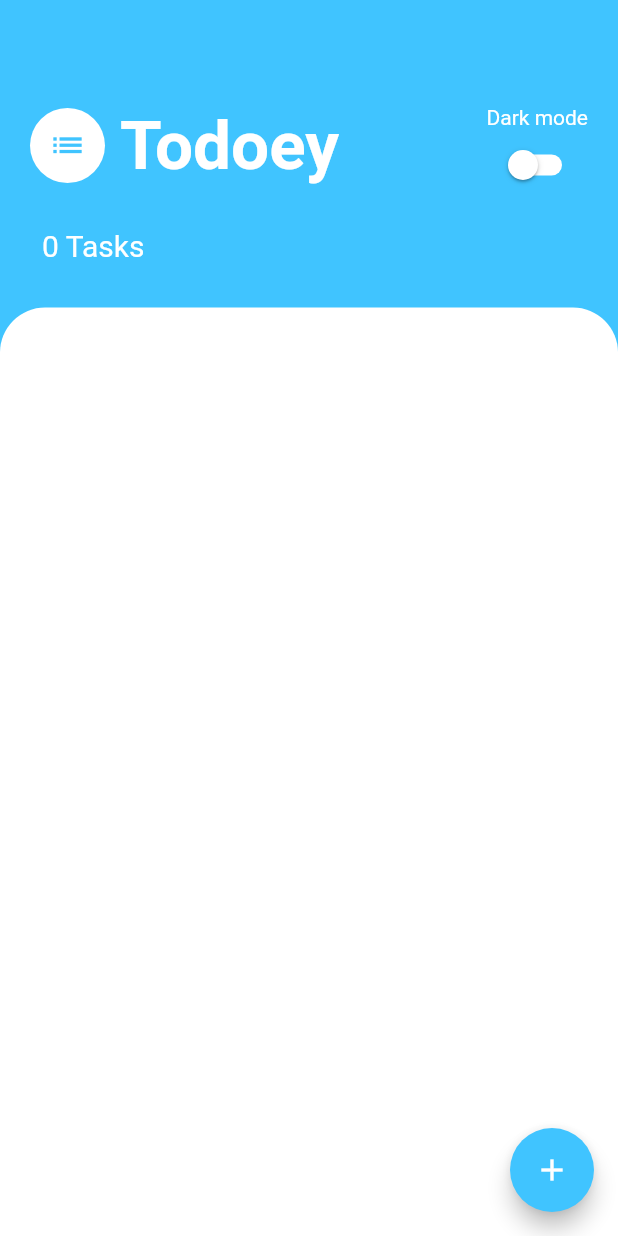
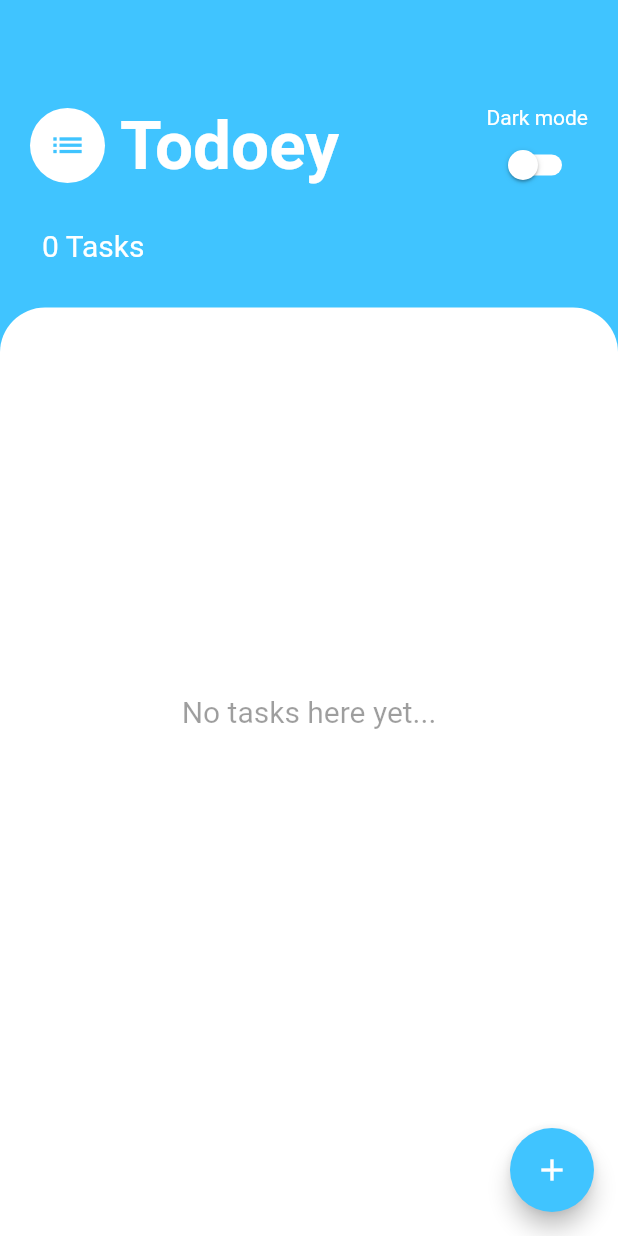
Before and after one commit to Fiyiin/todoey, a Flutter app: the screen it shows after launch, on a phone screen of 412 x 824 dp. Run offline on Flutter 3.47's test engine with Material 2 defaults, Android fonts, the phone set to English and light mode, and no system bars; our stand-ins replace shared_preferences, sqflite; accounts and stored records are empty.

Commit message:
Add message for empty tasks list

```diff
--- a/lib/screens/tasks_screen.dart
+++ b/lib/screens/tasks_screen.dart
@@ -51,7 +51,7 @@ class TasksScreen extends StatelessWidget {
                       ),
                     ),
                     Padding(
-                      padding: const EdgeInsets.only(top:10.0),
+                      padding: const EdgeInsets.only(top: 10.0),
                       child: Column(
                         children: <Widget>[
                           Text(
@@ -84,13 +84,13 @@ class TasksScreen extends StatelessWidget {
                     future: Provider.of<TaskData>(context).taskCount(),
                     builder: (BuildContext context, AsyncSnapshot snapshot) {
                       return Text(
-                      '${snapshot.data} Tasks',
+                        '${snapshot.data ?? 0 } Tasks',
                         style: TextStyle(
                           fontSize: 20.0,
                           color: Colors.white,
                         ),
                       );
-  }
+                    },
                   ),
                 ),
               ],
@@ -106,7 +106,33 @@ class TasksScreen extends StatelessWidget {
                   topRight: Radius.circular(30.0),
                 ),
               ),
-              child: TasksList(key: Key('task_list'),),
+              child: Builder(
+                builder: (BuildContext context) {
+                  return FutureBuilder(
+                    future: Provider.of<TaskData>(context).taskCount(),
+                    builder: (BuildContext context, AsyncSnapshot snapshot) {
+                      if (snapshot.data == 0) {
+                        return Center(
+                          child: Padding(
+                            padding: const EdgeInsets.only(bottom: 80.0),
+                            child: Text(
+                              'No tasks here yet...',
+                              style: TextStyle(
+                                fontSize: 20.0,
+                                color: themeData.darkTheme
+                                    ? Colors.white
+                                    : Colors.black38,
+                              ),
+                            ),
+                          ),
+                        );
+                      } else {
+                        return TasksList();
+                      }
+                    },
+                  );
+                },
+              ),
             ),
           ),
         ],
```
Lines whose indentation alone changed are shown as unchanged.
